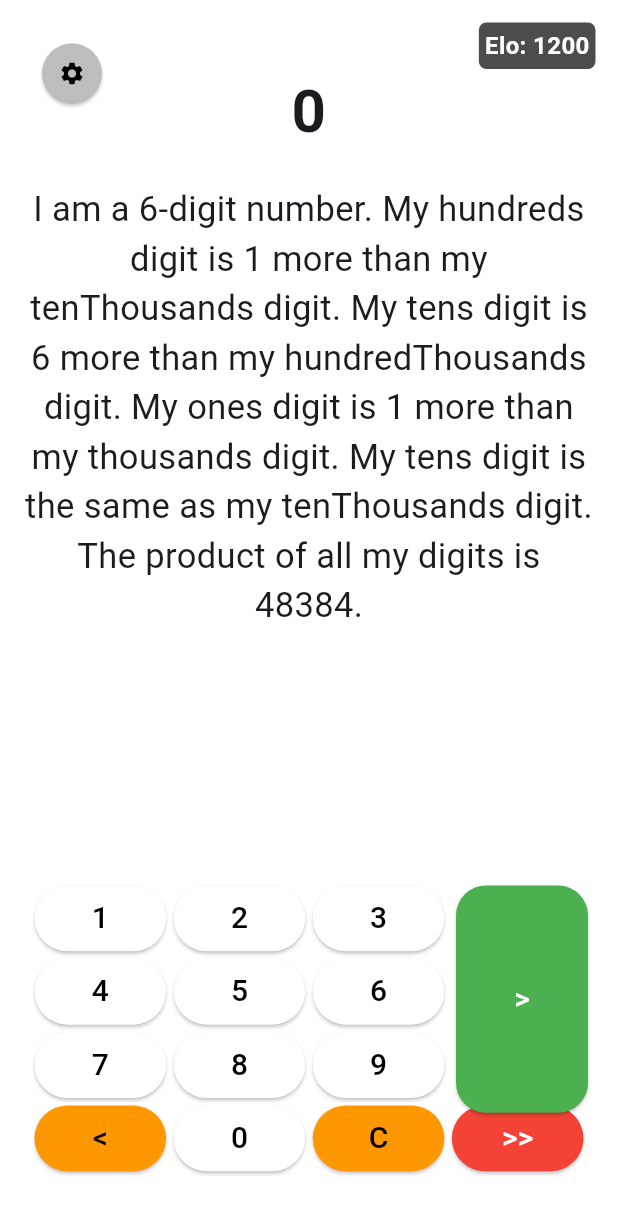
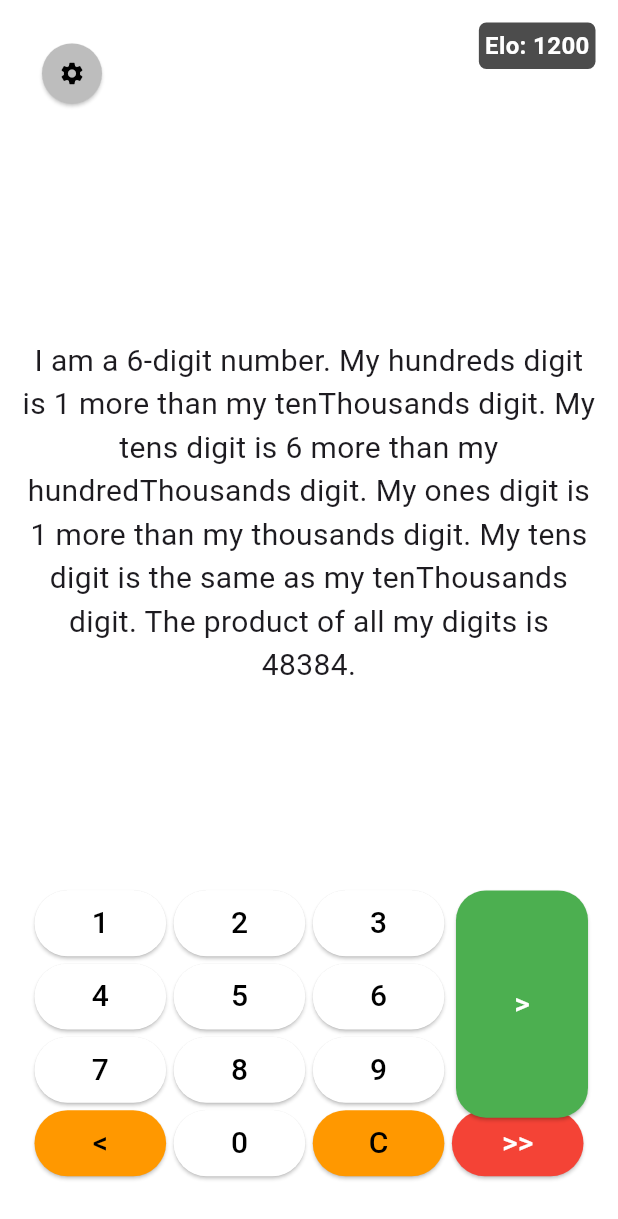
Before and after one commit to HennyBicks01/math_riddler, a Flutter app: the screen it shows after launch, on a phone screen of 412 x 824 dp. Shown: the top 1219 px of the screen. Run offline on Flutter 3.47's test engine with Material 2 defaults, Android fonts, the phone set to English and light mode, and no system bars.

Commit message:
changed main page layout

```diff
--- a/lib/main.dart
+++ b/lib/main.dart
@@ -36,7 +36,6 @@ class _MyHomePageState extends State<MyHomePage> {
   late int _randomNumber;
   late String _riddle;
   int _eloScore = 1200;
-  int _riddlesSolved = 0;
   bool _guessed = false;
   Color _backgroundColor = Colors.white; // The default background color.
   final riddleGenerator = RiddleGenerator();
@@ -89,7 +88,6 @@ class _MyHomePageState extends State<MyHomePage> {
     if (_currentInput == _randomNumber.toString()) {
       _flashBackground(Colors.green);
       _eloScore += 15;
-      _riddlesSolved++;
       _generateRiddle();
     } else {
       _flashBackground(Colors.red);
@@ -191,11 +189,11 @@ class _MyHomePageState extends State<MyHomePage> {
             color: _backgroundColor,
             child: Padding(
                 padding: const EdgeInsets.all(15.0),
-          child: Stack(  // Wrap your main content in a Stack
+                child: Stack(
                     children: <Widget>[
                       Column(
                         children: [
-              // Elo Score at the top-right corner
+                          // 1. Move Elo Score here.
                           Align(
                             alignment: Alignment.topRight,
                             child: Container(
@@ -214,35 +212,27 @@ class _MyHomePageState extends State<MyHomePage> {
                               ),
                             ),
                           ),
-                // Riddles Solved Counter
-                Text(
-                  '$_riddlesSolved',
-                  style: const TextStyle(
-                      fontSize: 40, fontWeight: FontWeight.bold),
-                  textAlign: TextAlign.center,
-                ),
-                const SizedBox(height: 5),
-                // Riddle
-                Expanded(
-                  flex: 3,
-                  child: Center(
-                    child: Text(
-                      _riddle,
-                      style: const TextStyle(fontSize: 23),
-                      textAlign: TextAlign.center,
-                    ),
-                  ),
-                ),
+                          // 2. Current Input (Guess Area) goes here.
                           Text(
                             _currentInput,
                             style: const TextStyle(
                                 fontSize: 32, fontWeight: FontWeight.bold),
                             textAlign: TextAlign.center,
                           ),
-                const Spacer(),
+                          // 3. Riddle positioned above the keypad.
+                          Expanded(
+                            flex: 7,
+                            child: Center(
+                              child: Text(
+                                _riddle,
+                                style: const TextStyle(fontSize: 20),
+                                textAlign: TextAlign.center,
+                              ),
+                            ),
+                          ),
                             // Keypad
                             Expanded(
-                  flex: 2,
+                              flex: 3,
                               child: Stack(
                                 children: [
                                   GridView.builder(
```
Lines whose indentation alone changed are shown as unchanged.
